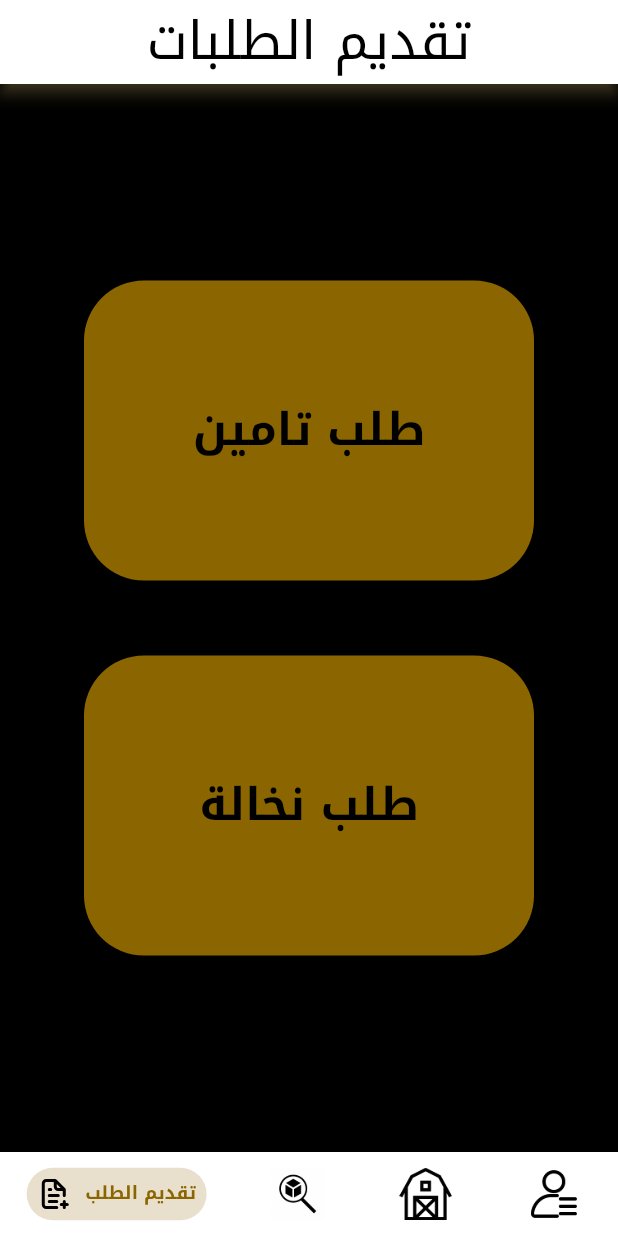
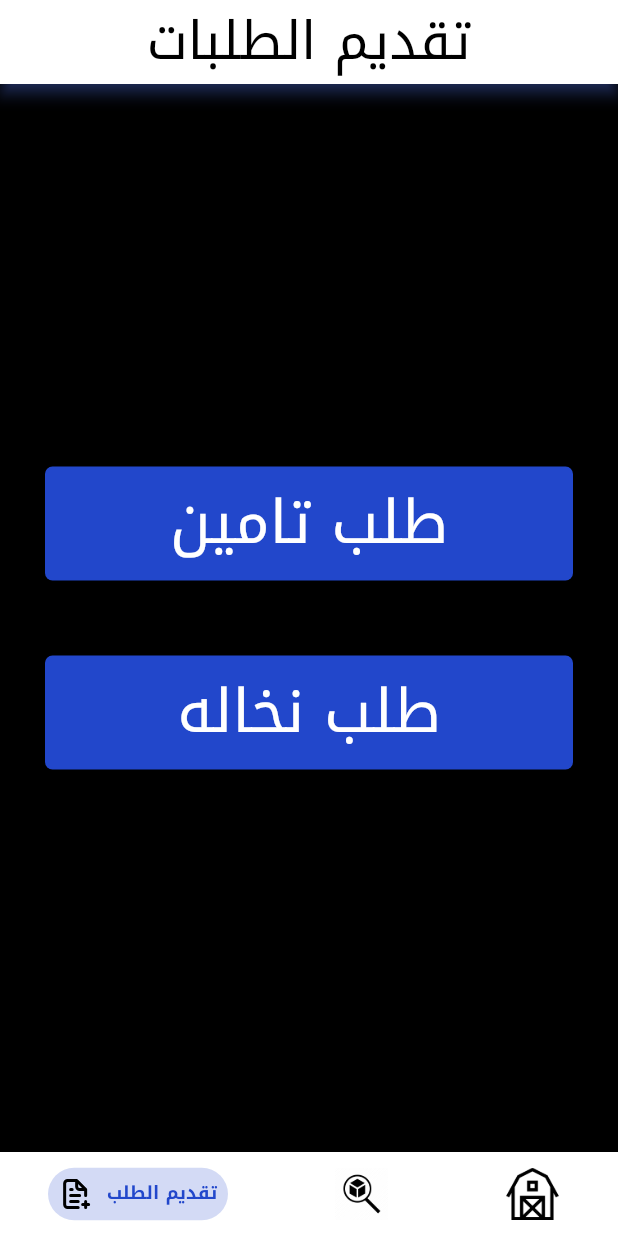
Before and after one commit to AhmedAbdulla1/El_mat7en, a Flutter app: the FarmerScreen screen opened by its route, on a phone screen of 412 x 824 dp. Run offline on Flutter 3.47's test engine with Material 2 defaults, Android fonts, the light colour scheme and no system bars; drawn by our look-alikes of persistent_bottom_nav_bar; our stand-ins replace dartz, dio, flutter_screenutil, flutter_svg, freezed_annotation, get_it and 7 more; missing offline and left inert: multiple_stream_builder; accounts and stored records are empty; generated files the repository leaves out were written again.

Commit message:
new modifications

```diff
--- a/lib/presentation/apply/view.dart
+++ b/lib/presentation/apply/view.dart
@@ -1,6 +1,6 @@
-
 import 'package:flutter/material.dart';
 import 'package:persistent_bottom_nav_bar/persistent_tab_view.dart';
+import 'package:tanta_app/presentation/common/reusable/custom_button.dart';
 import 'package:tanta_app/presentation/feed_form/feed_form.dart';
 import 'package:tanta_app/presentation/feed_insurance_request/feed_insurance_request.dart';
 
@@ -13,31 +13,23 @@ class ApplyView extends StatelessWidget {
       child: Column(
         mainAxisAlignment: MainAxisAlignment.center,
         children: [
-          GestureDetector(
-            onTap: () => PersistentNavBarNavigator.pushNewScreen(
-              context,
-              withNavBar: false,
-              screen: const FeedInsuranceRequest(),
-            ),
-            child: customContainerAsBottom('طلب تامين',),),
+          customElevatedButtonWithoutStream(
+              onPressed: () => PersistentNavBarNavigator.pushNewScreen(
+                    context,
+                    withNavBar: false,
+                    screen: const FeedInsuranceRequest(),
+                  ),
+              text: 'طلب تامين'),
           const SizedBox(
             height: 50,
           ),
-          GestureDetector(
-            onTap: () =>PersistentNavBarNavigator.pushNewScreen(
-              context,
-              withNavBar: false,
-              screen: const FeedForm(),
-            ),
-            child: customContainerAsBottom(
-              'طلب نخالة',
-            ),
-          ),
+          customElevatedButtonWithoutStream(
+              onPressed: () {}, text: 'طلب نخاله'),
         ],
       ),
     );
+  }
 
-  }
   Container customContainerAsBottom(String txt) {
     return Container(
       alignment: Alignment.center,
--- a/lib/presentation/main_screen/main_view.dart
+++ b/lib/presentation/main_screen/main_view.dart
@@ -47,12 +47,12 @@ class _FarmerScreenState extends State<FarmerScreen> {
       activeColorPrimary: ColorManager.primary,
       inactiveColorPrimary: Colors.grey,
     ),
-    PersistentBottomNavBarItem(
-      icon: Image.asset(ImageAssets.editData),
-      title: "تعديل البيانات",
-      activeColorPrimary: ColorManager.primary,
-      inactiveColorPrimary: Colors.grey,
-    ),
+    // PersistentBottomNavBarItem(
+    //   icon: Image.asset(ImageAssets.editData),
+    //   title: "تعديل البيانات",
+    //   activeColorPrimary: ColorManager.primary,
+    //   inactiveColorPrimary: Colors.grey,
+    // ),
   ];
 
   @override
@@ -88,7 +88,7 @@ class _FarmerScreenState extends State<FarmerScreen> {
           ApplyView(),
           FeedStates(),
           Modify(),
-          EditDataView(),
+          // EditDataView(),
           // Add more screens for other tabs
         ],
         confineInSafeArea: true,
--- a/lib/presentation/resources/color_manager.dart
+++ b/lib/presentation/resources/color_manager.dart
@@ -1,8 +1,8 @@
 import 'package:flutter/material.dart';
 
 class ColorManager {
-  static Color primary =const Color(0xff8B6600);
-  static Color lightPrimary = const Color(0xffAE9758);
+  static Color primary =const Color(0xff2247CB);
+  static Color lightPrimary = const Color(0xff5275F1);
   static Color grey = const Color(0xffF8F8F8);
   static Color white = const Color(0xffFFFFFF);
   static Color simiBlack= const Color(0xff101010);
```
Also changed, not shown: lib/presentation/resources/theme_manager.dart (+5 -5 lines).
